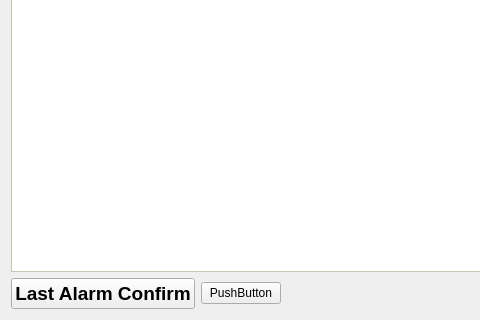
Above: mainwindow.ui from xiaomailong/icp2mnu_scada before the change; both pictures show x 0 to 480 and y 335 to 655 of the 1220 by 655 pixel window. Below: the same form after it.
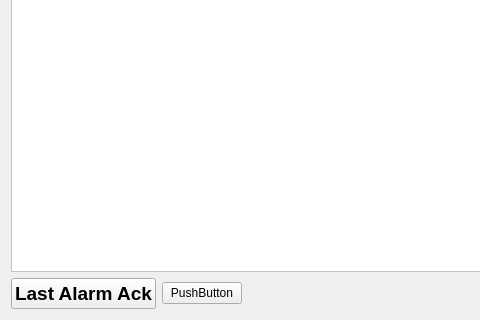
That is the form after the change. Icons and pictures are not drawn.

```diff
--- a/mainwindow.ui
+++ b/mainwindow.ui
@@ -253,7 +253,7 @@
          </font>
         </property>
         <property name="text">
-         <string>Last Alarm Confirm</string>
+         <string>Last Alarm Ack</string>
         </property>
         <property name="icon">
          <iconset resource="res.qrc">
```
Left out of the diff: 2 changed lines with no effect on the pictures.
